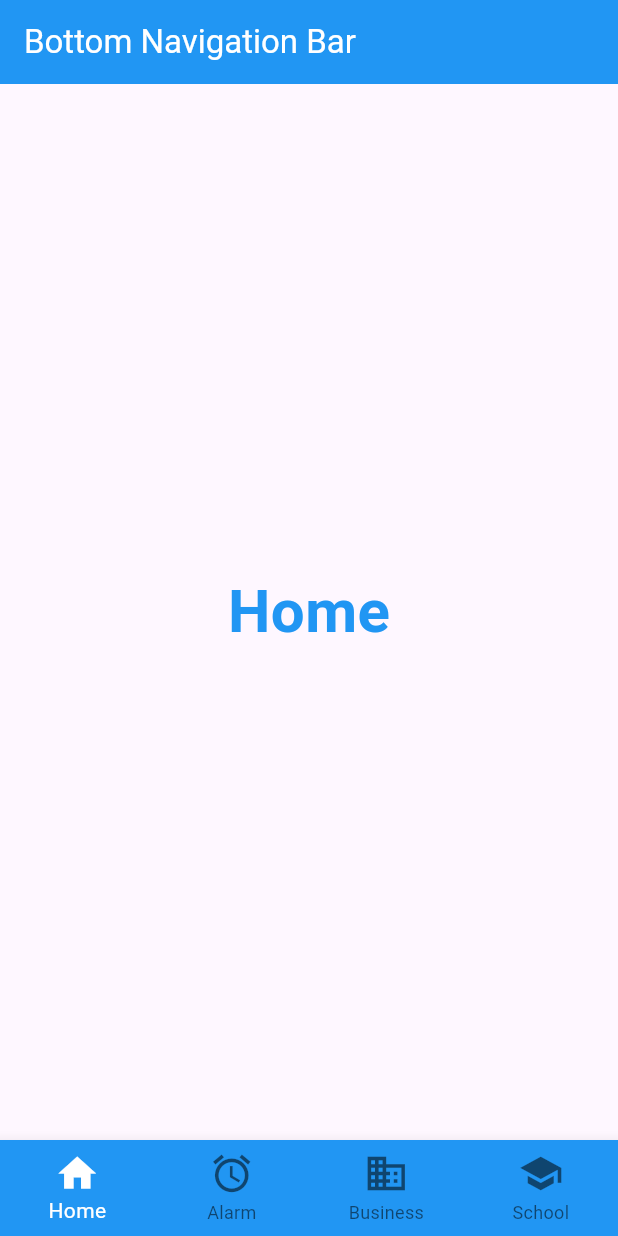
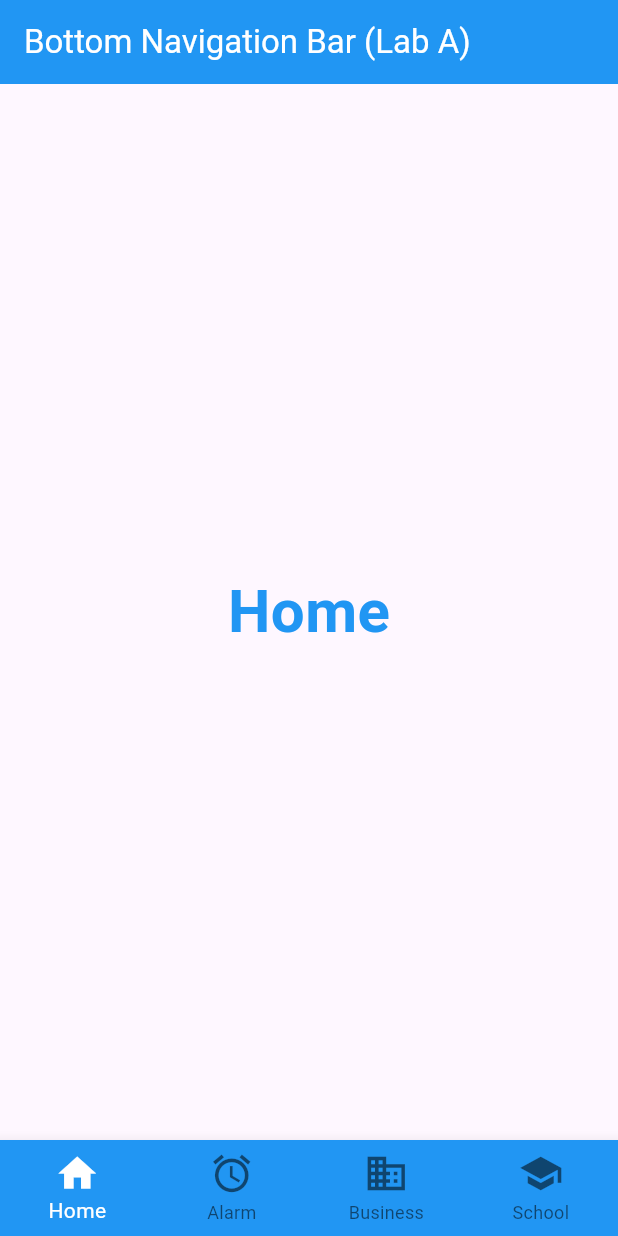
Before and after one commit to shelsynicholas05-stack/TMA3084_G02_102958_Lab05_Lesson07, a Flutter app: the screen it shows after launch, on a phone screen of 412 x 824 dp. Run offline on Flutter 3.47's test engine with Material 3 defaults, Android fonts, the phone set to English and light mode, and no system bars.

Commit message:
Update AppBar title on feature branch

```diff
--- a/Part1/lib/main.dart
+++ b/Part1/lib/main.dart
@@ -40,7 +40,7 @@ class _BottomNavLabState extends State<BottomNavLab> {
   Widget build(BuildContext context) {
     return Scaffold(
       appBar: AppBar(
-        title: const Text('Bottom Navigation Bar'),
+        title: const Text('Bottom Navigation Bar (Lab A)'),
         backgroundColor: Colors.blue,
         foregroundColor: Colors.white,
       ),
```
